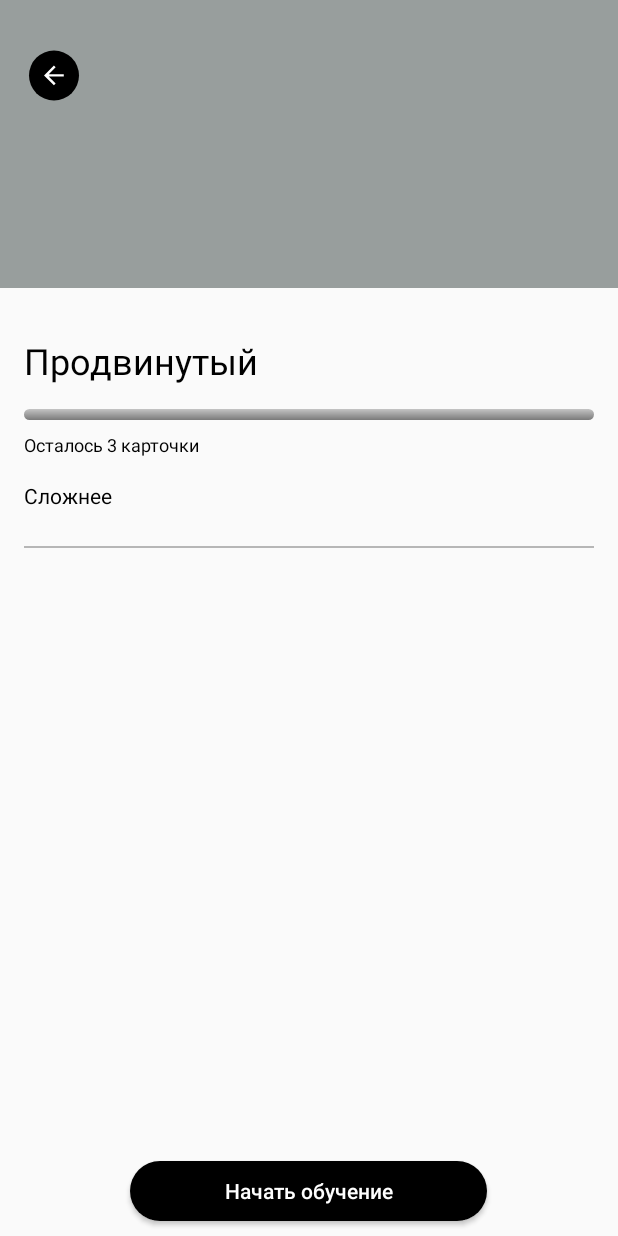
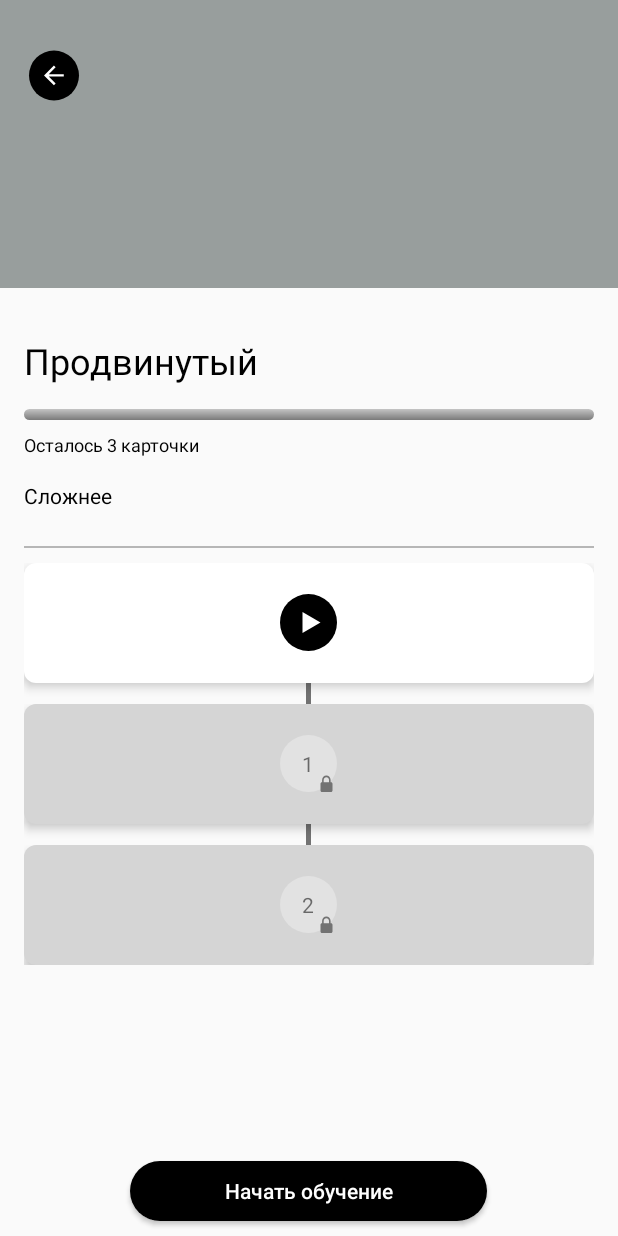
Before and after one commit to bboyzlodey/ecoproject, an Android app: the HomeActivity screen opened directly, with no data from a screen before it, after a tap on "Продвинутый", on a phone screen of 412 x 824 dp. Run offline under Robolectric (Android 15) with nearby library versions, the light colour scheme and no system bars; our stand-ins replace Room's generated code.

Commit message:
fix problem with init cards for courses to db

```diff
--- a/app/src/main/java/skarlat/dev/ecoproject/activity/CourseCardActivity.java
+++ b/app/src/main/java/skarlat/dev/ecoproject/activity/CourseCardActivity.java
@@ -22,6 +22,7 @@ import skarlat.dev.ecoproject.EcoCardActivity;
 import skarlat.dev.ecoproject.R;
 import skarlat.dev.ecoproject.adapter.CardsViewAdapter;
 import skarlat.dev.ecoproject.customView.ProgressBarView;
+import skarlat.dev.ecoproject.includes.CardsDB;
 import skarlat.dev.ecoproject.includes.DatabaseHelper;
 
 public class CourseCardActivity extends AppCompatActivity {
@@ -49,6 +50,7 @@ public class CourseCardActivity extends AppCompatActivity {
         courseName = (String) course.getName();
 
         db.initCards(courseName);
+
 
         cursTitle = (TextView) findViewById(R.id.curs_title);
         progressBarView = (ProgressBarView) findViewById(R.id.pb_horizontal);
--- a/app/src/main/java/skarlat/dev/ecoproject/includes/DatabaseHelper.java
+++ b/app/src/main/java/skarlat/dev/ecoproject/includes/DatabaseHelper.java
@@ -132,9 +132,18 @@ public class DatabaseHelper {
                 cardsDB = intiCardDB(cursName,"Third");
                 cards.add(new EcoCard("Third",null, null, null,cardsDB.isActive));
                 break;
-
+            case "lvl-2":
+                cards.clear();
+                cardsDB = intiCardDB(cursName,"1");
+                cards.add(new EcoCard("1","Экономим водные ресурсы", "Ресурсосбережение", null, cardsDB.isActive == 2 ? 2 : 1));
+                cardsDB = intiCardDB(cursName,"2");
+                cards.add(new EcoCard("2","title", "desc", null,cardsDB.isActive));
+                cardsDB = intiCardDB(cursName,"3");
+                cards.add(new EcoCard("3","title", "desc", null,cardsDB.isActive));
+                break;
             default:
-                return;
+                cards.clear();
+                break;
         }
     }
 
```
